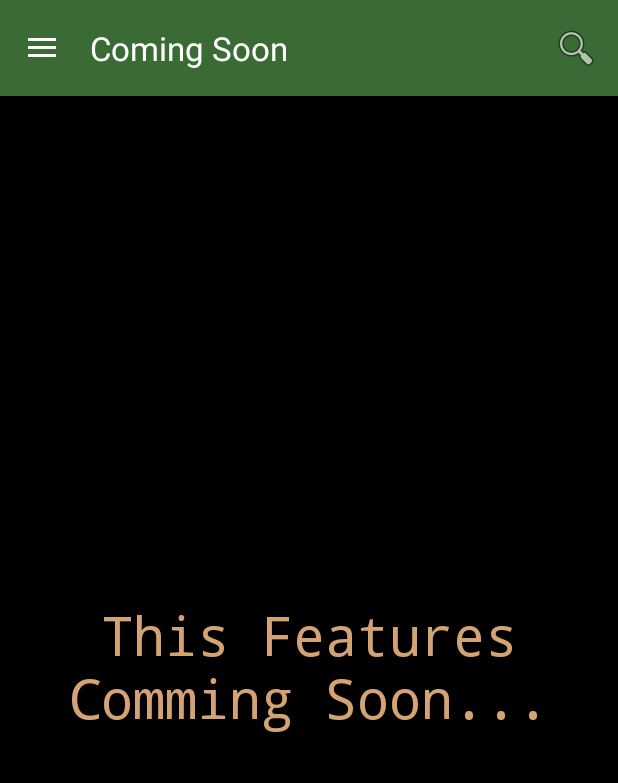
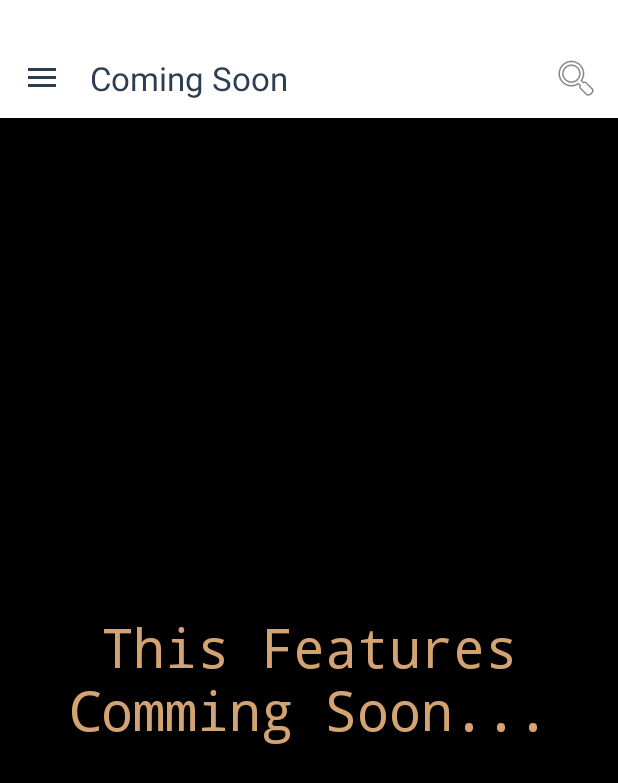
Before and after one commit to Hidden-Sri-Lanka/Hidden-Sri-Lanka, an Android app: the FetureCommingSoonActivity screen opened directly, with no data from a screen before it, on a phone screen of 412 x 824 dp. Shown: the top 783 px of the screen. Run offline under Robolectric (Android 15) with nearby library versions, the phone set to English and light mode, and no system bars.

Commit message:
fix-toolbar aligment /color

```diff
--- a/app/src/main/java/com/s23010526/hiddensrilanka/BaseActivity.java
+++ b/app/src/main/java/com/s23010526/hiddensrilanka/BaseActivity.java
@@ -50,6 +50,7 @@ public abstract class BaseActivity extends AppCompatActivity implements Navigati
         setSupportActionBar(binding.toolbar);
         if (getSupportActionBar() != null) {
             getSupportActionBar().setTitle(getActivityTitle());
+            getSupportActionBar().setDisplayShowTitleEnabled(true);
         }
 
         // Setup Navigation Drawer
@@ -66,11 +67,11 @@ public abstract class BaseActivity extends AppCompatActivity implements Navigati
         binding.navView.setNavigationItemSelectedListener(this);
         binding.navView.bringToFront();
 
-        // Handle WindowInsets for Edge to Edge display
+        // Handle WindowInsets for Edge to Edge display - FIXED
         ViewCompat.setOnApplyWindowInsetsListener(binding.drawerLayout, (v, windowInsets) -> {
             Insets systemBars = windowInsets.getInsets(WindowInsetsCompat.Type.systemBars());
             v.setPadding(systemBars.left, 0, systemBars.right, systemBars.bottom);
-            binding.toolbar.setPadding(0, systemBars.top, 0, 0);
+            // Remove the problematic toolbar padding that was causing misalignment
             return WindowInsetsCompat.CONSUMED;
         });
     }
--- /dev/null
+++ b/app/src/main/res/drawable/toolbar_background_with_border.xml
@@ -0,0 +1,19 @@
+<?xml version="1.0" encoding="utf-8"?>
+<layer-list xmlns:android="http://schemas.android.com/apk/res/android">
+
+    <!-- White background for the toolbar -->
+    <item>
+        <shape android:shape="rectangle">
+            <solid android:color="@color/white" />
+        </shape>
+    </item>
+
+    <!-- Black bottom border -->
+    <item android:gravity="bottom">
+        <shape android:shape="rectangle">
+            <solid android:color="@color/black" />
+            <size android:height="1dp" />
+        </shape>
+    </item>
+
+</layer-list>
--- a/app/src/main/res/layout/activity_base.xml
+++ b/app/src/main/res/layout/activity_base.xml
@@ -16,19 +16,20 @@
         android:layout_height="match_parent"
         android:orientation="vertical">
 
-        <com.google.android.material.appbar.AppBarLayout
+        <!-- Toolbar with proper top margin and bottom border -->
+        <androidx.appcompat.widget.Toolbar
+            android:id="@+id/toolbar"
             android:layout_width="match_parent"
-            android:layout_height="wrap_content"
-            android:theme="@style/ThemeOverlay.AppCompat.Dark.ActionBar">
+            android:layout_height="56dp"
+            android:layout_marginTop="24dp"
+            android:background="@drawable/toolbar_background_with_border"
+            android:elevation="4dp"
+            android:theme="@style/ToolbarTheme"
+            app:contentInsetStart="16dp"
+            app:contentInsetEnd="16dp"
+            app:layout_scrollFlags="scroll|enterAlways"
+            app:popupTheme="@style/ThemeOverlay.AppCompat.Light" />
 
-            <androidx.appcompat.widget.Toolbar
-                android:id="@+id/toolbar"
-                android:layout_width="match_parent"
-                android:layout_height="?attr/actionBarSize"
-                android:background="?attr/colorPrimary"
-                app:popupTheme="@style/ThemeOverlay.AppCompat.Light" />
-
-        </com.google.android.material.appbar.AppBarLayout>
 
         <FrameLayout
             android:id="@+id/content_frame"
--- a/app/src/main/res/values/styles.xml
+++ b/app/src/main/res/values/styles.xml
@@ -132,4 +132,14 @@
         <item name="android:textStyle">bold</item>
     </style>
 
+    <!-- Toolbar Title Appearance Style -->
+    <style name="ToolbarTitleAppearance" parent="TextAppearance.Widget.AppCompat.Toolbar.Title">
+        <item name="android:textColor">@color/NavyBlue</item>
+        <item name="android:textSize">20sp</item>
+        <item name="android:fontFamily">cursive</item>
+        <item name="android:textStyle">bold</item>
+        <item name="android:gravity">center_vertical</item>
+        <item name="android:layout_gravity">center_vertical</item>
+    </style>
+
 </resources>
```
